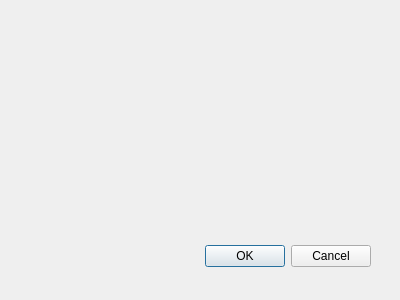
The window that logindialog.ui (zzx02/BookManagement) describes before a commit, drawn with Qt 5.
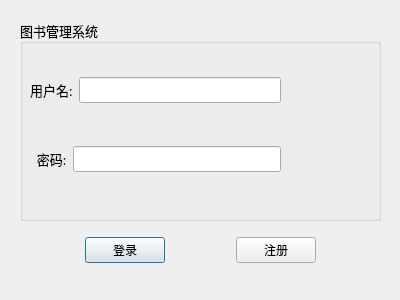
The same window after the commit.

The edit to the form file:
```diff
--- a/logindialog.ui
+++ b/logindialog.ui
@@ -15,21 +15,112 @@
   <property name="windowTitle">
    <string>Dialog</string>
   </property>
-  <widget name="buttonBox" class="QDialogButtonBox">
+  <widget class="QGroupBox" name="groupBox">
    <property name="geometry">
     <rect>
-     <x>30</x>
-     <y>240</y>
-     <width>341</width>
-     <height>32</height>
+     <x>20</x>
+     <y>20</y>
+     <width>361</width>
+     <height>201</height>
     </rect>
    </property>
-   <property name="orientation">
-    <enum>Qt::Horizontal</enum>
+   <property name="font">
+    <font>
+     <family>黑体</family>
+     <pointsize>10</pointsize>
+    </font>
    </property>
-   <property name="standardButtons">
-    <set>QDialogButtonBox::Cancel|QDialogButtonBox::Ok</set>
+   <property name="title">
+    <string>图书管理系统</string>
    </property>
+   <widget class="QWidget" name="verticalLayoutWidget">
+    <property name="geometry">
+     <rect>
+      <x>10</x>
+      <y>20</y>
+      <width>251</width>
+      <height>171</height>
+     </rect>
+    </property>
+    <layout class="QVBoxLayout" name="verticalLayout">
+     <item>
+      <layout class="QHBoxLayout" name="hori_2">
+       <item>
+        <widget class="QLabel" name="label">
+         <property name="text">
+          <string>用户名:</string>
+         </property>
+        </widget>
+       </item>
+       <item>
+        <widget class="QLineEdit" name="username"/>
+       </item>
+      </layout>
+     </item>
+     <item>
+      <layout class="QHBoxLayout" name="horizontalLayout_3">
+       <item>
+        <widget class="QLabel" name="label_2">
+         <property name="text">
+          <string>  密码:</string>
+         </property>
+        </widget>
+       </item>
+       <item>
+        <widget class="QLineEdit" name="password">
+         <property name="sizePolicy">
+          <sizepolicy hsizetype="Expanding" vsizetype="Fixed">
+           <horstretch>0</horstretch>
+           <verstretch>0</verstretch>
+          </sizepolicy>
+         </property>
+         <property name="echoMode">
+          <enum>QLineEdit::Password</enum>
+         </property>
+        </widget>
+       </item>
+      </layout>
+     </item>
+    </layout>
+   </widget>
+  </widget>
+  <widget class="QWidget" name="horizontalLayoutWidget">
+   <property name="geometry">
+    <rect>
+     <x>20</x>
+     <y>230</y>
+     <width>361</width>
+     <height>41</height>
+    </rect>
+   </property>
+   <layout class="QHBoxLayout" name="horizontalLayout">
+    <item>
+     <widget class="QPushButton" name="buttonLogin">
+      <property name="sizePolicy">
+       <sizepolicy hsizetype="Fixed" vsizetype="Fixed">
+        <horstretch>0</horstretch>
+        <verstretch>0</verstretch>
+       </sizepolicy>
+      </property>
+      <property name="text">
+       <string>登录</string>
+      </property>
+     </widget>
+    </item>
+    <item>
+     <widget class="QPushButton" name="buttonReg">
+      <property name="sizePolicy">
+       <sizepolicy hsizetype="Fixed" vsizetype="Fixed">
+        <horstretch>0</horstretch>
+        <verstretch>0</verstretch>
+       </sizepolicy>
+      </property>
+      <property name="text">
+       <string>注册</string>
+      </property>
+     </widget>
+    </item>
+   </layout>
   </widget>
  </widget>
  <pixmapfunction/>
```
Left out of the diff: 42 changed lines with no effect on the pictures.
